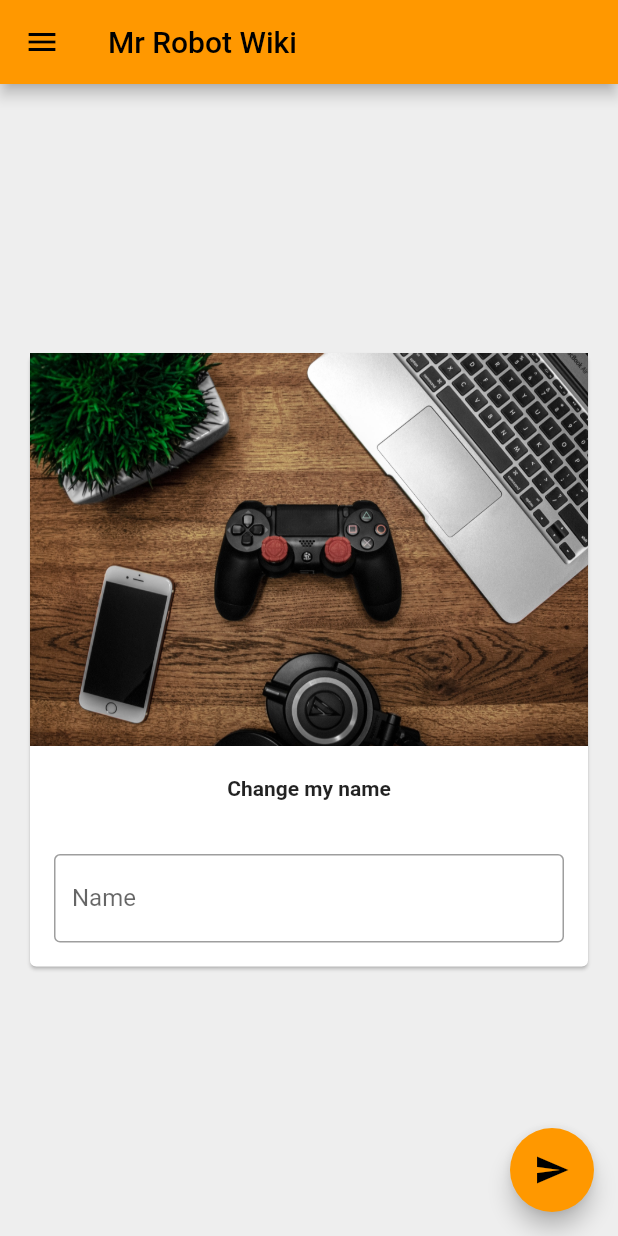
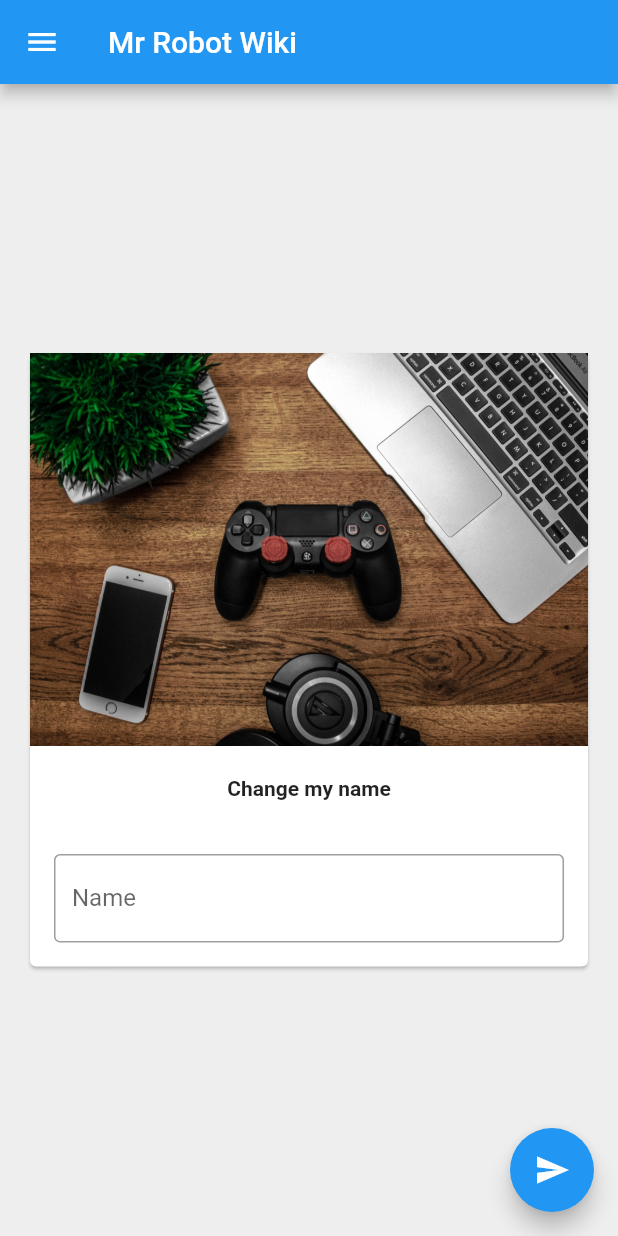
Before and after one commit to Vr3n/flutter_essentials, a Flutter app: the screen it shows after launch, in the side drawer, after a tap on the "send" icon, on a phone screen of 412 x 824 dp. Run offline on Flutter 3.47's test engine with Material 2 defaults, Android fonts, the phone set to English and light mode, and no system bars; network calls fail.

Commit message:
Refactored Widgets into individual files

```diff
--- /dev/null
+++ b/lib/drawer.dart
@@ -0,0 +1,28 @@
+import 'package:flutter/material.dart';
+
+class MyDrawer extends StatelessWidget {
+  const MyDrawer({Key? key}) : super(key: key);
+
+  @override
+  Widget build(BuildContext context) {
+    return Drawer(
+      child: ListView(
+        children: <Widget>[
+          UserAccountsDrawerHeader(
+            accountName: Text("Edward Alderson"),
+            accountEmail: Text("edward_alderson@fsociety.com"),
+            currentAccountPicture: CircleAvatar(
+                backgroundImage: NetworkImage(
+                    "https://static.wikia.nocookie.net/mrrobot/images/8/86/EdwardAlderson.jpg/revision/latest/top-crop/width/360/height/450?cb=20161117005643")),
+          ),
+          ListTile(
+            leading: Icon(Icons.person),
+            title: Text("Edward Alderson"),
+            subtitle: Text('Father of elliot (Mr. Robot)'),
+            trailing: Icon(Icons.edit),
+          )
+        ],
+      ),
+    );
+  }
+}
--- a/lib/main.dart
+++ b/lib/main.dart
@@ -1,3 +1,4 @@
+import 'package:essentials/pages/home_page.dart';
 import 'package:flutter/material.dart';
 
 // This is where everything starts.
@@ -6,110 +7,17 @@ void main() {
   // It accepts many types of apps.
   // --> Widget App
   // --> Cupertino App
-  runApp(MaterialApp(
-      home: HomePage(),
-      title: 'Mr. Robot Wiki',
-      theme: ThemeData(primarySwatch: Colors.orange)));
+  runApp(MyApp());
 }
 
-class HomePage extends StatefulWidget {
-  @override
-  State<HomePage> createState() => _HomePageState();
-}
-
-class _HomePageState extends State<HomePage> {
-  var my_text = "Change my name";
-  TextEditingController _nameController = TextEditingController();
-
-  // Listening to changes.
-  // @override
-  // void initState() {
-  //   super.initState();
-  //   _nameController.addListener(_setLatestValue);
-  // }
-
-  // @override
-  // void dispose() {
-  //   _nameController.dispose();
-  //   super.dispose();
-  // }
-
-  void _setLatestValue(text) {
-    my_text = _nameController.text;
-    setState(() {});
-  }
+class MyApp extends StatelessWidget {
+  const MyApp({Key? key}) : super(key: key);
 
   @override
   Widget build(BuildContext context) {
-    return Scaffold(
-      backgroundColor: Colors.grey[200],
-      appBar: AppBar(
-        title: Text('Mr Robot Wiki'),
-      ),
-      body: Center(
-          child: Padding(
-        padding: EdgeInsets.all(16),
-        child: SingleChildScrollView(
-          child: Card(
-            child: Column(children: <Widget>[
-              Image.asset(
-                "assets/bg.jpg",
-              ),
-              SizedBox(
-                height: 20,
-              ),
-              Text(
-                my_text,
-                style: TextStyle(fontWeight: FontWeight.bold),
-              ),
-              SizedBox(
-                height: 20,
-              ),
-              Padding(
-                padding: EdgeInsets.all(16.0),
-                child: TextField(
-                  controller: _nameController,
-                  onChanged: (text) {
-                    _setLatestValue(text);
-                  },
-                  decoration: InputDecoration(
-                    border: OutlineInputBorder(),
-                    hintText: "Enter your name",
-                    labelText: "Name",
-                  ),
-                ),
-              )
-            ]),
-          ),
-        ),
-      )),
-      // DRAWER
-      drawer: Drawer(
-        child: ListView(
-          children: <Widget>[
-            UserAccountsDrawerHeader(
-              accountName: Text("Edward Alderson"),
-              accountEmail: Text("edward_alderson@fsociety.com"),
-              currentAccountPicture: CircleAvatar(
-                  backgroundImage: NetworkImage(
-                      "https://static.wikia.nocookie.net/mrrobot/images/8/86/EdwardAlderson.jpg/revision/latest/top-crop/width/360/height/450?cb=20161117005643")),
-            ),
-            ListTile(
-              leading: Icon(Icons.person),
-              title: Text("Edward Alderson"),
-              subtitle: Text('Father of elliot (Mr. Robot)'),
-              trailing: Icon(Icons.edit),
-            )
-          ],
-        ),
-      ),
-      floatingActionButton: FloatingActionButton(
-        onPressed: () {
-          my_text = _nameController.text;
-          setState(() {});
-        },
-        child: Icon(Icons.send),
-      ),
-    );
+    return MaterialApp(
+        home: HomePage(),
+        title: 'Mr. Robot Wiki',
+        theme: ThemeData(primarySwatch: Colors.blue));
   }
 }
--- /dev/null
+++ b/lib/nameCardWidget.dart
@@ -0,0 +1,51 @@
+import 'package:flutter/material.dart';
+
+class NameCardWidget extends StatelessWidget {
+  const NameCardWidget(
+      {Key? key,
+      required this.my_text,
+      required TextEditingController nameController,
+      required Function setLatestValue})
+      : _nameController = nameController,
+        _setLatestValue = setLatestValue,
+        super(key: key);
+
+  final String my_text;
+  final TextEditingController _nameController;
+  final Function _setLatestValue;
+
+  @override
+  Widget build(BuildContext context) {
+    return Card(
+      child: Column(children: <Widget>[
+        Image.asset(
+          "assets/bg.jpg",
+        ),
+        SizedBox(
+          height: 20,
+        ),
+        Text(
+          my_text,
+          style: TextStyle(fontWeight: FontWeight.bold),
+        ),
+        SizedBox(
+          height: 20,
+        ),
+        Padding(
+          padding: EdgeInsets.all(16.0),
+          child: TextField(
+            controller: _nameController,
+            onChanged: (text) {
+              _setLatestValue();
+            },
+            decoration: InputDecoration(
+              border: OutlineInputBorder(),
+              hintText: "Enter your name",
+              labelText: "Name",
+            ),
+          ),
+        )
+      ]),
+    );
+  }
+}
--- /dev/null
+++ b/lib/pages/home_page.dart
@@ -0,0 +1,61 @@
+import 'package:flutter/material.dart';
+import 'package:essentials/drawer.dart';
+import 'package:essentials/nameCardWidget.dart';
+
+class HomePage extends StatefulWidget {
+  @override
+  State<HomePage> createState() => _HomePageState();
+}
+
+class _HomePageState extends State<HomePage> {
+  var my_text = "Change my name";
+  TextEditingController _nameController = TextEditingController();
+
+  // Listening to changes.
+  // @override
+  // void initState() {
+  //   super.initState();
+  //   _nameController.addListener(_setLatestValue);
+  // }
+
+  // @override
+  // void dispose() {
+  //   _nameController.dispose();
+  //   super.dispose();
+  // }
+
+  void _setLatestValue() {
+    my_text = _nameController.text;
+    setState(() {});
+  }
+
+  @override
+  Widget build(BuildContext context) {
+    return Scaffold(
+      backgroundColor: Colors.grey[200],
+      appBar: AppBar(
+        title: Text('Mr Robot Wiki'),
+      ),
+      body: Center(
+          child: Padding(
+        padding: EdgeInsets.all(16),
+        child: SingleChildScrollView(
+          child: NameCardWidget(
+            my_text: my_text,
+            nameController: _nameController,
+            setLatestValue: _setLatestValue,
+          ),
+        ),
+      )),
+      // DRAWER
+      drawer: MyDrawer(),
+      floatingActionButton: FloatingActionButton(
+        onPressed: () {
+          my_text = _nameController.text;
+          setState(() {});
+        },
+        child: Icon(Icons.send),
+      ),
+    );
+  }
+}
```
